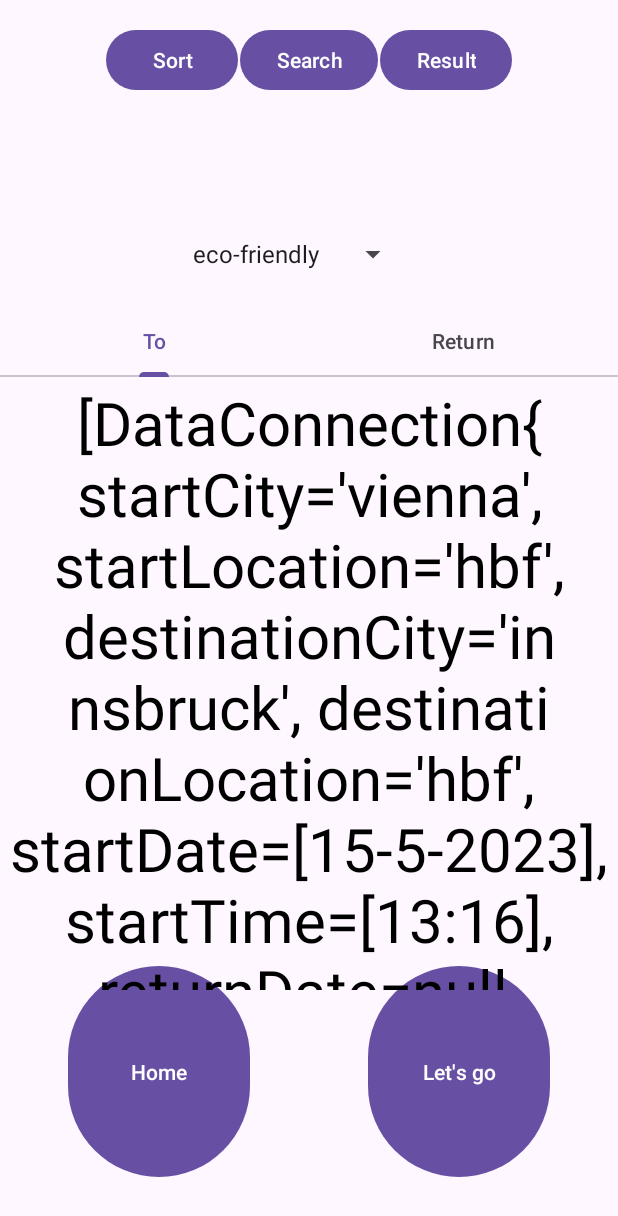
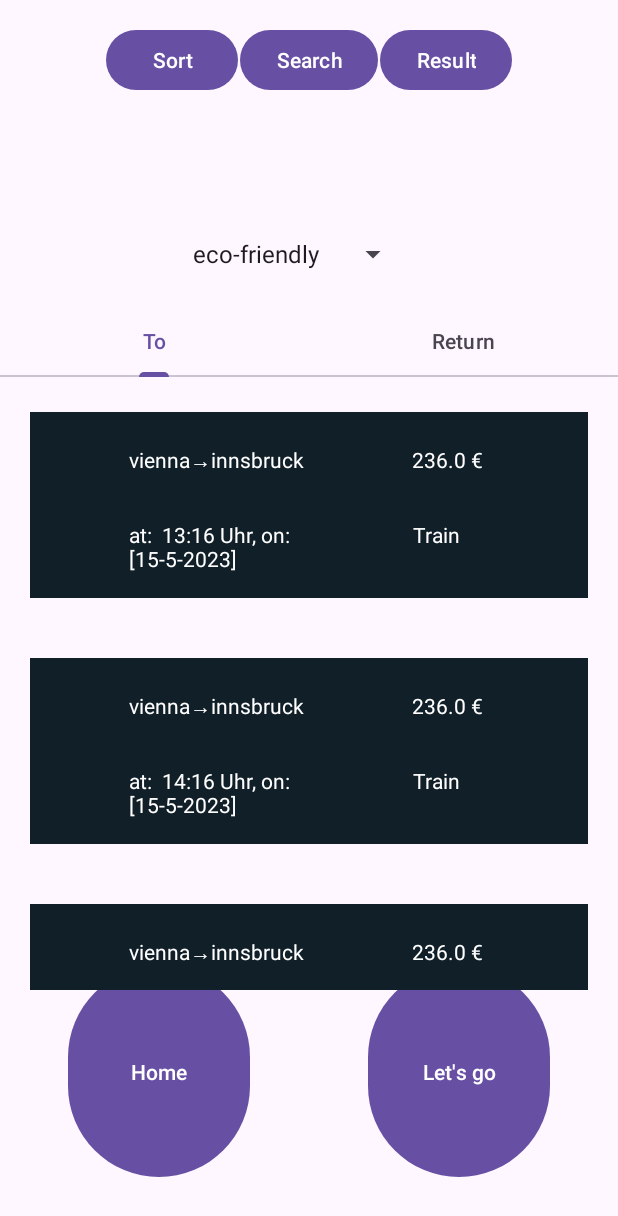
Before and after one commit to malteklaes/M3_TripPlannerApp_highFidelityPrototyp, an Android app: the SortScreen3fragment1 screen opened directly, with no data from a screen before it, on a phone screen of 412 x 824 dp. Shown: the top 1216 px of the screen. Run offline under Robolectric (Android 15) with nearby library versions, the light colour scheme and no system bars.

Commit message:
[ fragments, RecyclerView, row items ] [status: 111] able to click on row items, show data on row item in a RecyclerView, choose data from there, transfer data between sortScreen3 and each fragment.

```diff
--- a/app/src/main/java/com/example/m3_tripplannerapp_highfidelityprototyp/DataTime.java
+++ b/app/src/main/java/com/example/m3_tripplannerapp_highfidelityprototyp/DataTime.java
@@ -79,7 +79,19 @@ public class DataTime implements Comparable<DataTime>{
     @NonNull
     @Override
     public String toString() {
-        return "["+hour+":"+minute+"]";
+        String minuteString = "";
+        if(minute < 10){
+            minuteString = "0" + minute;
+        } else {
+            minuteString = minute + "";
+        }
+        String hourString = "";
+        if(hour < 10){
+            hourString = "0" + hour;
+        } else {
+            hourString = hour + "";
+        }
+        return " "+hourString+":"+minuteString+" Uhr";
     }
 
 
--- /dev/null
+++ b/app/src/main/java/com/example/m3_tripplannerapp_highfidelityprototyp/SortScreen3RecylerViewAdapter.java
@@ -0,0 +1,111 @@
+package com.example.m3_tripplannerapp_highfidelityprototyp;
+
+import android.content.Context;
+import android.graphics.Color;
+import android.text.Layout;
+import android.view.LayoutInflater;
+import android.view.View;
+import android.view.ViewGroup;
+import android.widget.FrameLayout;
+import android.widget.ImageView;
+import android.widget.TextView;
+
+import androidx.annotation.NonNull;
+import androidx.cardview.widget.CardView;
+import androidx.constraintlayout.widget.ConstraintLayout;
+import androidx.core.content.ContextCompat;
+import androidx.recyclerview.widget.RecyclerView;
+
+import java.util.List;
+
+public class SortScreen3RecylerViewAdapter extends RecyclerView.Adapter<SortScreen3RecylerViewAdapter.MyViewHolder> {
+
+    Context context;
+    private List<DataConnection> connectionList;
+
+    // to switch on a row item when its chosen
+    private int chosenRowItem = -1;
+
+
+
+    public SortScreen3RecylerViewAdapter(Context context, List<DataConnection> connectionList){
+        this.context = context;
+        this.connectionList = connectionList;
+    }
+
+    @NonNull
+    @Override
+    public SortScreen3RecylerViewAdapter.MyViewHolder onCreateViewHolder(@NonNull ViewGroup parent, int viewType) {
+        LayoutInflater inflater = LayoutInflater.from(context);
+        View view = inflater.inflate(R.layout.recyler_view_row_fragments, parent, false);
+        return new SortScreen3RecylerViewAdapter.MyViewHolder(view);
+    }
+
+    @Override
+    public void onBindViewHolder(@NonNull SortScreen3RecylerViewAdapter.MyViewHolder holder, int position) {
+        DataConnection data = this.connectionList.get(position);
+        String prize = this.connectionList.get(position).getPrize()+"";
+        String type = this.connectionList.get(position).getType()+"";
+        holder.tvDirection.setText(this.connectionList.get(position).getStartCity() + "→" + this.connectionList.get(position).getDestinationCity());
+        holder.tvPrize.setText(prize + " €");
+        holder.tvStartTime.setText("at: " + this.connectionList.get(position).getStartTime().toString() + ", on: " + this.connectionList.get(position).getStartDate().toString());
+        holder.tvType.setText(type);
+
+        // make each row element clickable
+        holder.cardView.setOnClickListener(new View.OnClickListener() {
+            @Override
+            public void onClick(View view) {
+                // data will be processed, when row item will be clicked
+                handleRowItemClick(data);
+                // for changing color of row item when clicked on it
+                chosenRowItem = position;
+                notifyDataSetChanged();
+            }
+        });
+
+        // for changing color of row item when clicked on it
+        if(chosenRowItem==position){
+            String chosenRowItemColor = "#FFA500";
+            int chosenRowItemCOLOR = Color.parseColor(chosenRowItemColor);
+            holder.cardView.setBackgroundColor(chosenRowItemCOLOR);
+        } else {
+            String normalRowItemColor = "#111f28";
+            int normalRowItemCOLOR = Color.parseColor(normalRowItemColor);
+            holder.cardView.setBackgroundColor(normalRowItemCOLOR);
+        }
+
+    }
+
+    private void handleRowItemClick(DataConnection data) {
+        // execute action, when row element was clicked
+        ((sortScreen3) context).setResultFrag1Data(data);
+    }
+
+    @Override
+    public int getItemCount() {
+        return this.connectionList.size();
+    }
+
+    public static class MyViewHolder extends RecyclerView.ViewHolder {
+
+        // to change row item color
+        CardView cardView;
+        ImageView imageView;
+        TextView tvDirection, tvPrize, tvStartTime, tvType;
+
+
+
+        public MyViewHolder(@NonNull View itemView) {
+            super(itemView);
+
+            cardView = itemView.findViewById(R.id.cardViewRow);
+            imageView = itemView.findViewById(R.id.imageViewRecylerFrag);
+            tvDirection = itemView.findViewById(R.id.textViewDirection);
+            tvPrize = itemView.findViewById(R.id.textViewPrize);
+            tvStartTime = itemView.findViewById(R.id.textViewStartTime);
+            tvType = itemView.findViewById(R.id.textViewType);
+
+        }
+
+    }
+}
--- a/app/src/main/java/com/example/m3_tripplannerapp_highfidelityprototyp/SortScreen3fragment1.java
+++ b/app/src/main/java/com/example/m3_tripplannerapp_highfidelityprototyp/SortScreen3fragment1.java
@@ -2,7 +2,10 @@ package com.example.m3_tripplannerapp_highfidelityprototyp;
 
 import android.os.Bundle;
 
+import androidx.appcompat.app.AppCompatActivity;
 import androidx.fragment.app.Fragment;
+import androidx.recyclerview.widget.LinearLayoutManager;
+import androidx.recyclerview.widget.RecyclerView;
 
 import android.util.Log;
 import android.view.LayoutInflater;
@@ -25,6 +28,8 @@ public class SortScreen3fragment1 extends Fragment {
 
     private static String ARG_PARAM1 = "param1";
     private static List<DataConnection> ARG_PARAM = new ArrayList<>();
+
+
 
 
     public SortScreen3fragment1() {
@@ -57,9 +62,19 @@ public class SortScreen3fragment1 extends Fragment {
     @Override
     public View onCreateView(LayoutInflater inflater, ViewGroup container, Bundle savedInstanceState) {
         View v = inflater.inflate(R.layout.fragment_sort_screen3fragment1, container, false);
-        shownText = v.findViewById(R.id.screen3frag1textView);
-        shownText.setText(ARG_PARAM.toString());
+        RecyclerView recyclerView = v.findViewById(R.id.RecyclerViewFrag1);
 
+        if(ARG_PARAM != null && ARG_PARAM.size() > 0) {
+            SortScreen3RecylerViewAdapter adapter = new SortScreen3RecylerViewAdapter(getActivity(), ARG_PARAM);
+            recyclerView.setAdapter(adapter);
+            recyclerView.setLayoutManager(new LinearLayoutManager(getActivity()));
+            ((sortScreen3) getActivity()).setResultFrag1Data(new DataConnection("", "", "", ""));
+        } else {
+            shownText = v.findViewById(R.id.screen3frag1textView);
+            shownText.setText("nothing found!");
+        }
         return v;
     }
+
+
 }
--- a/app/src/main/java/com/example/m3_tripplannerapp_highfidelityprototyp/SortScreen3fragment2.java
+++ b/app/src/main/java/com/example/m3_tripplannerapp_highfidelityprototyp/SortScreen3fragment2.java
@@ -3,6 +3,8 @@ package com.example.m3_tripplannerapp_highfidelityprototyp;
 import android.os.Bundle;
 
 import androidx.fragment.app.Fragment;
+import androidx.recyclerview.widget.LinearLayoutManager;
+import androidx.recyclerview.widget.RecyclerView;
 
 import android.util.Log;
 import android.view.LayoutInflater;
@@ -57,9 +59,17 @@ public class SortScreen3fragment2 extends Fragment {
     @Override
     public View onCreateView(LayoutInflater inflater, ViewGroup container, Bundle savedInstanceState) {
         View v = inflater.inflate(R.layout.fragment_sort_screen3fragment2, container, false);
-        shownText = v.findViewById(R.id.screen3frag2textView);
-        shownText.setText(ARG_PARAM.toString());
+        RecyclerView recyclerView = v.findViewById(R.id.RecyclerViewFrag2);
 
+        if(ARG_PARAM != null && ARG_PARAM.size() > 0) {
+            SortScreen3RecylerViewAdapter adapter = new SortScreen3RecylerViewAdapter(getActivity(), ARG_PARAM);
+            recyclerView.setAdapter(adapter);
+            recyclerView.setLayoutManager(new LinearLayoutManager(getActivity()));
+            ((sortScreen3) getActivity()).setResultFrag2Data(new DataConnection("", "", "", ""));
+        } else {
+            shownText = v.findViewById(R.id.screen3frag2textView);
+            shownText.setText("nothing found!");
+        }
         return v;
     }
 }
--- a/app/src/main/java/com/example/m3_tripplannerapp_highfidelityprototyp/sortScreen3.java
+++ b/app/src/main/java/com/example/m3_tripplannerapp_highfidelityprototyp/sortScreen3.java
@@ -39,7 +39,11 @@ public class sortScreen3 extends AppCompatActivity {
     private TabLayout tabLayout;
     private ViewPager viewPager;
     private ViewPagerAdapter adapterView;
+    private static DataConnection resultFrag1Data = new DataConnection("","","","");
+    private static DataConnection resultFrag2Data = new DataConnection("","","","");
 
+    private static List<DataConnection> dtoResultTo = new ArrayList<>();
+    private static List<DataConnection> dtoResultReturn = new ArrayList<>();
     @Override
     protected void onCreate(Bundle savedInstanceState) {
         // incoming data
@@ -91,9 +95,13 @@ public class sortScreen3 extends AppCompatActivity {
         setupButtonListeners(); //Buttons Listener Method
 
         // ------------------------------------------------------------------------------------------------------------------
-        // [3] show data to the tablayouts
+        // [3] RESULT-DATEN
 
-
+        Log.d("malte4", " Ergebnis der Auswahl: " + resultFrag1Data.toString());
+        Log.d("malte4", " Ergebnis der Auswahl: " + resultFrag2Data.toString());
+        /*
+        hier dtoResultTo und dtoResultReturn (bei dem vorher noch testen, ob überhaupt return gewählt) abgreifen
+         */
     }
 
 
@@ -187,6 +195,22 @@ public class sortScreen3 extends AppCompatActivity {
         }
     }
 
+    public void setResultFrag1Data(DataConnection resultFrag1Data) {
+        //Log.d("malte4", " resultFrag1Data: " + this.resultFrag1Data);
+        this.resultFrag1Data = resultFrag1Data;
+        dtoResultTo.clear();
+        dtoResultTo.add(resultFrag1Data);
+        /*Log.d("malte4", " Ergebnis der result.size(): " + dtoResultTo.size());
+        Log.d("malte4", " Ergebnis der result: " + dtoResultTo.toString());*/
+    }
+
+    public void setResultFrag2Data(DataConnection resultFrag2Data) {
+        this.resultFrag2Data = resultFrag2Data;
+        dtoResultTo.clear();
+        dtoResultTo.add(resultFrag1Data);
+        /*Log.d("malte4", " Ergebnis der result.size(): " + dtoResultTo.size());
+        Log.d("malte4", " Ergebnis der result: " + dtoResultTo.toString());*/
+    }
     private void setupButtonListeners(){
         Button HomeButton = findViewById(R.id.button_home);
         Button LetsGo = findViewById(R.id.button_letsgo);
--- a/app/src/main/res/layout/fragment_sort_screen3fragment1.xml
+++ b/app/src/main/res/layout/fragment_sort_screen3fragment1.xml
@@ -7,13 +7,19 @@
     tools:context=".SortScreen3fragment1">
 
     <!-- TODO: Update blank fragment layout -->
+
     <TextView
         android:id="@+id/screen3frag1textView"
         android:layout_width="match_parent"
         android:layout_height="match_parent"
-        android:text="TAB 1"
+        android:text=""
         android:gravity="center"
         android:textColor="@color/black"
-        android:textSize="40dp"/>
+        android:textSize="20dp"/>
+
+    <androidx.recyclerview.widget.RecyclerView
+        android:id="@+id/RecyclerViewFrag1"
+        android:layout_width="match_parent"
+        android:layout_height="match_parent" />
 
 </FrameLayout>
--- a/app/src/main/res/layout/fragment_sort_screen3fragment2.xml
+++ b/app/src/main/res/layout/fragment_sort_screen3fragment2.xml
@@ -11,9 +11,14 @@
         android:id="@+id/screen3frag2textView"
         android:layout_width="match_parent"
         android:layout_height="match_parent"
-        android:text="TAB 2"
+        android:text=""
         android:gravity="center"
         android:textColor="@color/black"
-        android:textSize="40dp"/>
+        android:textSize="20dp"/>
+
+    <androidx.recyclerview.widget.RecyclerView
+        android:id="@+id/RecyclerViewFrag2"
+        android:layout_width="match_parent"
+        android:layout_height="match_parent" />
 
 </FrameLayout>
--- /dev/null
+++ b/app/src/main/res/layout/recyler_view_row_fragments.xml
@@ -0,0 +1,94 @@
+<?xml version="1.0" encoding="utf-8"?>
+<androidx.constraintlayout.widget.ConstraintLayout xmlns:android="http://schemas.android.com/apk/res/android"
+    xmlns:app="http://schemas.android.com/apk/res-auto"
+    xmlns:tools="http://schemas.android.com/tools"
+    android:layout_width="match_parent"
+    android:layout_height="wrap_content"
+    android:id="@+id/row_element_layout"
+    android:padding="20dp">
+
+    <androidx.cardview.widget.CardView
+        android:id="@+id/cardViewRow"
+        android:layout_width="409dp"
+        android:layout_height="wrap_content"
+        android:padding="20dp"
+        app:layout_constraintBottom_toBottomOf="parent"
+        app:layout_constraintEnd_toEndOf="parent"
+        app:layout_constraintStart_toStartOf="parent"
+        app:layout_constraintTop_toTopOf="parent"
+        app:cardBackgroundColor="@color/blueBlack"
+        app:cardCornerRadius="20dp">
+
+
+        <androidx.constraintlayout.widget.ConstraintLayout
+            android:layout_width="match_parent"
+            android:layout_height="match_parent">
+
+            <ImageView
+                android:id="@+id/imageViewRecylerFrag"
+                android:layout_width="75dp"
+                android:layout_height="124dp"
+                app:layout_constraintBottom_toBottomOf="parent"
+                app:layout_constraintEnd_toEndOf="parent"
+                app:layout_constraintHorizontal_bias="0.0"
+                app:layout_constraintStart_toStartOf="parent"
+                app:layout_constraintTop_toTopOf="parent"
+                tools:srcCompat="@tools:sample/avatars" />
+
+            <TextView
+                android:id="@+id/textViewDirection"
+                android:layout_width="172dp"
+                android:layout_height="30dp"
+                android:text="TextView"
+                android:textColor="@color/white"
+                app:layout_constraintBottom_toBottomOf="parent"
+                app:layout_constraintEnd_toEndOf="parent"
+                app:layout_constraintHorizontal_bias="0.354"
+                app:layout_constraintStart_toStartOf="parent"
+                app:layout_constraintTop_toTopOf="parent"
+                app:layout_constraintVertical_bias="0.234" />
+
+            <TextView
+                android:id="@+id/textViewPrize"
+                android:layout_width="77dp"
+                android:layout_height="35dp"
+                android:layout_marginStart="92dp"
+                android:text="TextView"
+                android:textColor="@color/white"
+                app:layout_constraintBottom_toBottomOf="parent"
+                app:layout_constraintEnd_toEndOf="parent"
+                app:layout_constraintHorizontal_bias="0.754"
+                app:layout_constraintStart_toStartOf="parent"
+                app:layout_constraintTop_toTopOf="parent"
+                app:layout_constraintVertical_bias="0.247" />
+
+            <TextView
+                android:id="@+id/textViewStartTime"
+                android:layout_width="172dp"
+                android:layout_height="39dp"
+                android:text="TextView"
+                android:textColor="@color/white"
+                app:layout_constraintBottom_toBottomOf="parent"
+                app:layout_constraintEnd_toEndOf="parent"
+                app:layout_constraintHorizontal_bias="0.355"
+                app:layout_constraintStart_toStartOf="parent"
+                app:layout_constraintTop_toBottomOf="@+id/textViewDirection"
+                app:layout_constraintVertical_bias="0.613" />
+
+            <TextView
+                android:id="@+id/textViewType"
+                android:layout_width="84dp"
+                android:layout_height="27dp"
+                android:text="TextView"
+                android:textColor="@color/white"
+                app:layout_constraintBottom_toBottomOf="parent"
+                app:layout_constraintEnd_toEndOf="parent"
+                app:layout_constraintHorizontal_bias="0.84"
+                app:layout_constraintStart_toStartOf="parent"
+                app:layout_constraintTop_toTopOf="parent"
+                app:layout_constraintVertical_bias="0.742" />
+
+        </androidx.constraintlayout.widget.ConstraintLayout>
+    </androidx.cardview.widget.CardView>
+
+</androidx.constraintlayout.widget.ConstraintLayout>
--- a/app/src/main/res/values/colors.xml
+++ b/app/src/main/res/values/colors.xml
@@ -2,4 +2,7 @@
 <resources>
     <color name="black">#FF000000</color>
     <color name="white">#FFFFFFFF</color>
+
+    <color name="orangeLight">#FF9800</color>
+    <color name="blueBlack">#111f28</color>
 </resources>
```
